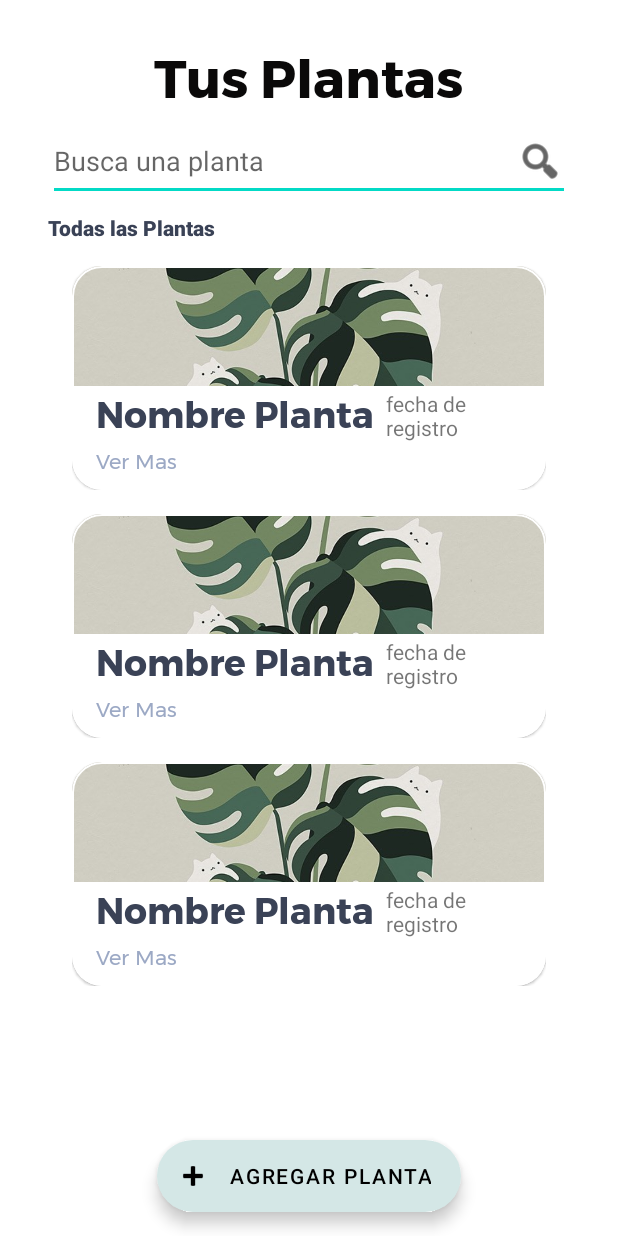
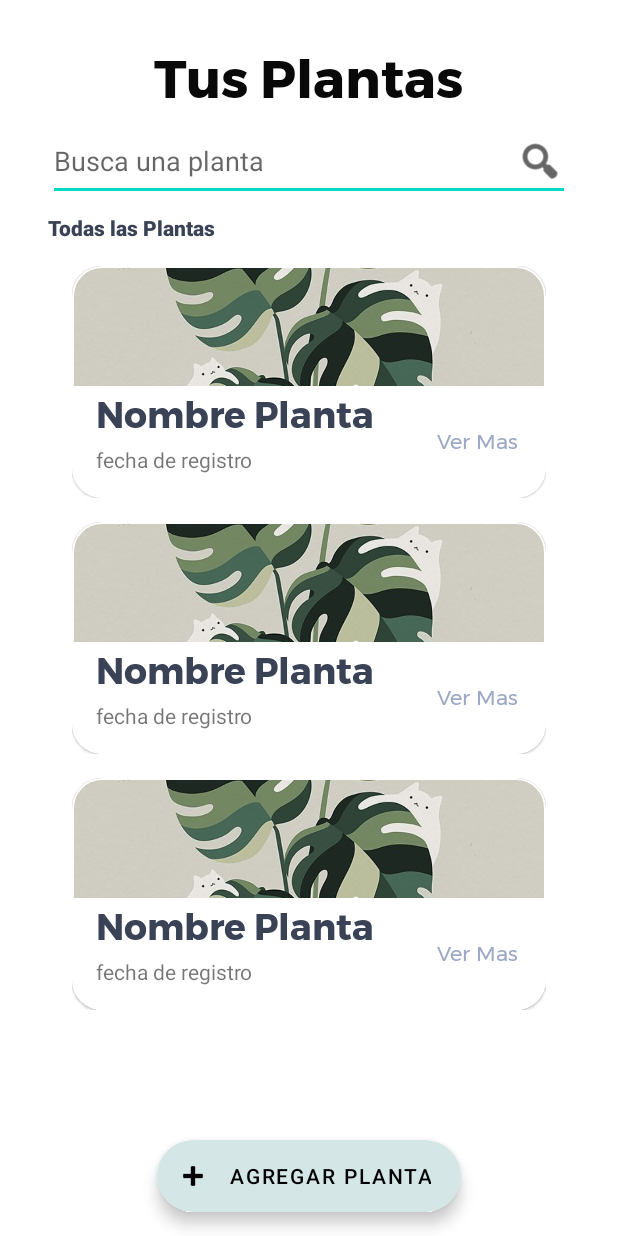
Before and after one commit to SaidAZG/ProyectoAndroid1, an Android app: the layout consult_plants.xml on its own in the app's theme, with its tools: preview values and no code run, on a phone screen of 412 x 824 dp. Run offline under Robolectric (Android 15) with nearby library versions, the phone set to English and light mode, and no system bars; Roboto replaces fonts that are not available here.

Commit message:
Corrección 7 Adapter
Corrección de layout cardview_plants, corrección de clase ConsultarPlantas, correcci[on de AdapterPlantas para despliegue de fecha de registro.

```diff
--- a/app/src/main/java/mx/ipn/escom/app_plantas_iswm/AdapterPlantas.kt
+++ b/app/src/main/java/mx/ipn/escom/app_plantas_iswm/AdapterPlantas.kt
@@ -22,7 +22,7 @@ class AdapterPlantas(private val listener: ConsultarPlantas) :
     override fun onBindViewHolder(holder: ViewHolderDatos, position: Int) {
         val dto: ConsultarPlantas.DtoPlanta = currentList[position]
         holder.plantName.text = dto.nombrePlanta
-        holder.registerDate.text = dto.fechaRegistro
+        holder.registerDate.text = ("Fecha Registro: "+ dto.fechaRegistro)
         holder.seeMore.setOnClickListener { listener.seeMore(dto) }
     }
 
--- a/app/src/main/java/mx/ipn/escom/app_plantas_iswm/More.kt
+++ b/app/src/main/java/mx/ipn/escom/app_plantas_iswm/More.kt
@@ -40,7 +40,6 @@ class More : AppCompatActivity() {
         val dto:ConsultarPlantas.DtoPlanta = this.intent.extras?.get("dto") as ConsultarPlantas.DtoPlanta
         var intent: Intent = Intent(this,RegistrarPlanta::class.java)
         intent.putExtra("dto",dto)
-        intent.putExtra("id",dto.usuario)
         intent.putExtra("back","P")
         startActivity(intent)
         finish()
--- a/app/src/main/java/mx/ipn/escom/app_plantas_iswm/OnItemClick.kt
+++ b/app/src/main/java/mx/ipn/escom/app_plantas_iswm/OnItemClick.kt
@@ -1,7 +1,5 @@
 package mx.ipn.escom.app_plantas_iswm
 
 interface OnItemClick {
-    fun editarPlanta(dtoPlanta: ConsultarPlantas.DtoPlanta)
-    fun eliminarPlanta(dtoPlanta: ConsultarPlantas.DtoPlanta)
     fun seeMore(dtoPlanta: ConsultarPlantas.DtoPlanta)
 }
--- a/app/src/main/java/mx/ipn/escom/app_plantas_iswm/RegistrarPlanta.kt
+++ b/app/src/main/java/mx/ipn/escom/app_plantas_iswm/RegistrarPlanta.kt
@@ -220,12 +220,10 @@ class RegistrarPlanta : AppCompatActivity() {
         return makeDateString(day, month, year)
     }
 
-
     private fun makeDateString(day: Int, month: Int, year: Int): String? {
         return "$day/$month/$year"
     }
 
-    @SuppressLint("SetTextI18n")
     fun openDatePicker(view: View?) {
         val c = Calendar.getInstance()
         val year = c.get(Calendar.YEAR)
--- a/app/src/main/res/layout/cardview_plants.xml
+++ b/app/src/main/res/layout/cardview_plants.xml
@@ -31,8 +31,14 @@
 
             <LinearLayout
                 android:layout_width="match_parent"
-                android:layout_height="match_parent"
+                android:layout_height="wrap_content"
                 android:orientation="horizontal">
+
+                <LinearLayout
+                    android:layout_width="0dp"
+                    android:layout_height="wrap_content"
+                    android:layout_weight="4"
+                    android:orientation="vertical">
 
                     <TextView
                         android:id="@+id/plantName"
@@ -49,19 +55,24 @@
                         android:layout_width="wrap_content"
                         android:layout_height="match_parent"
                         android:layout_marginHorizontal="8dp"
-                    android:gravity="center_vertical"
+                        android:layout_marginStart="16dp"
+                        android:layout_marginBottom="16dp"
                         android:text="fecha de registro" />
+
                 </LinearLayout>
 
                 <TextView
                     android:id="@+id/seeMore"
-                android:layout_width="wrap_content"
-                android:layout_height="wrap_content"
-                android:layout_marginLeft="16dp"
-                android:layout_marginBottom="8dp"
+                    android:layout_width="0dp"
+                    android:layout_height="match_parent"
+                    android:layout_marginEnd="16dp"
+                    android:layout_weight="1"
                     android:fontFamily="@font/montserrat"
+                    android:gravity="center"
                     android:text="Ver Mas"
                     android:textColor="@color/seeMore" />
+            </LinearLayout>
+
         </LinearLayout>
 
     </com.google.android.material.card.MaterialCardView>
```
Also changed, not shown: app/src/main/java/mx/ipn/escom/app_plantas_iswm/ConsultarPlantas.kt (+1 -21 lines). Lines whose indentation alone changed are shown as unchanged.
